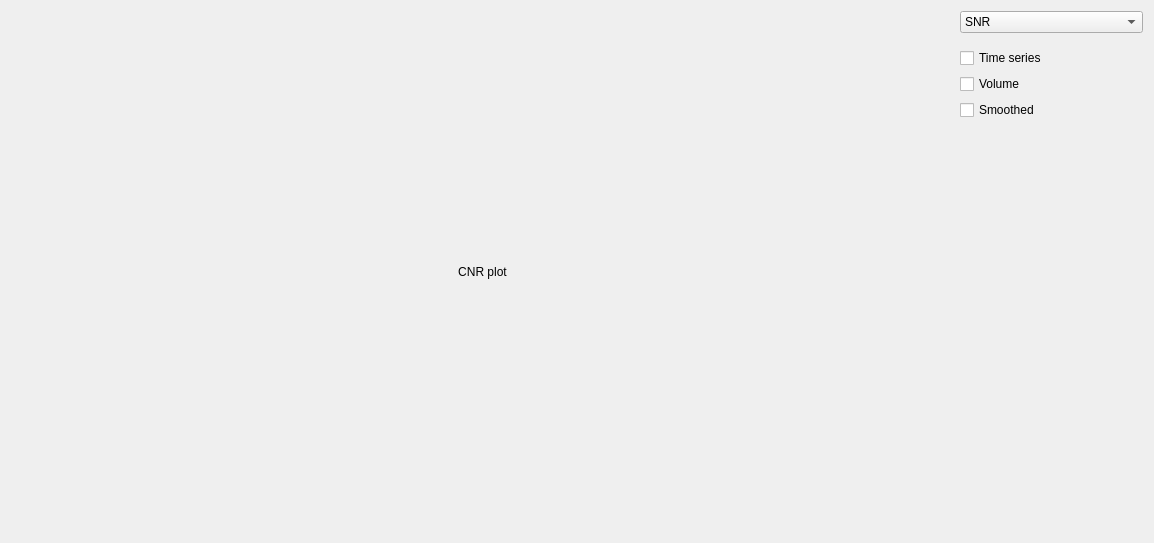
Before: the Qt Designer form opennft/ui/rtqa.ui in OpenNFT/OpenNFT, drawn with Qt 5.
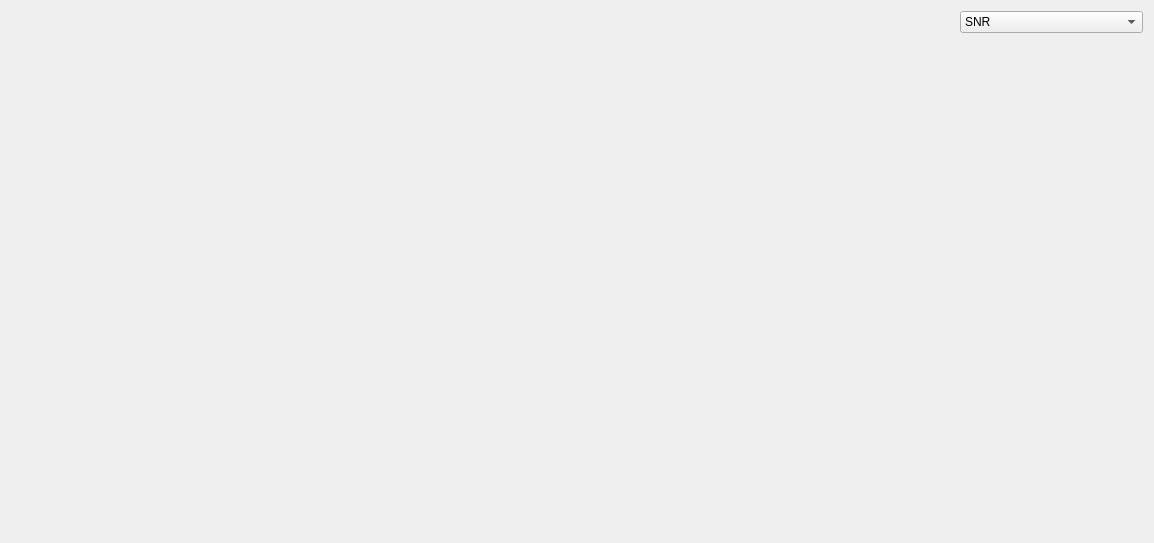
After: the same form once the commit is applied. The open tabs and pages were chosen to show the change.

```diff
--- a/opennft/ui/rtqa.ui
+++ b/opennft/ui/rtqa.ui
@@ -139,15 +139,36 @@
      </widget>
      <widget class="QWidget" name="pageCnrPlot">
       <layout class="QVBoxLayout" name="verticalLayout_6">
+       <property name="spacing">
+        <number>6</number>
+       </property>
+       <property name="leftMargin">
+        <number>0</number>
+       </property>
+       <property name="topMargin">
+        <number>0</number>
+       </property>
+       <property name="rightMargin">
+        <number>0</number>
+       </property>
+       <property name="bottomMargin">
+        <number>0</number>
+       </property>
        <item>
-        <widget class="QLabel" name="label">
-         <property name="text">
-          <string>CNR plot</string>
+        <layout class="QVBoxLayout" name="cnrPlot">
+         <property name="spacing">
+          <number>6</number>
          </property>
-         <property name="alignment">
-          <set>Qt::AlignCenter</set>
+         <property name="topMargin">
+          <number>0</number>
          </property>
-        </widget>
+         <property name="rightMargin">
+          <number>0</number>
+         </property>
+         <property name="bottomMargin">
+          <number>0</number>
+         </property>
+        </layout>
        </item>
       </layout>
      </widget>
@@ -338,7 +359,23 @@
          </item>
         </layout>
        </widget>
-       <widget class="QWidget" name="page_9"/>
+       <widget class="QWidget" name="pageCnrOptions">
+        <layout class="QVBoxLayout" name="verticalLayout_10">
+         <item>
+          <spacer name="verticalSpacer_3">
+           <property name="orientation">
+            <enum>Qt::Vertical</enum>
+           </property>
+           <property name="sizeHint" stdset="0">
+            <size>
+             <width>20</width>
+             <height>407</height>
+            </size>
+           </property>
+          </spacer>
+         </item>
+        </layout>
+       </widget>
        <widget class="QWidget" name="page_10"/>
        <widget class="QWidget" name="page_11"/>
        <widget class="QWidget" name="page_12"/>
```
Left out of the diff: 2 changed lines with no effect on the pictures.
